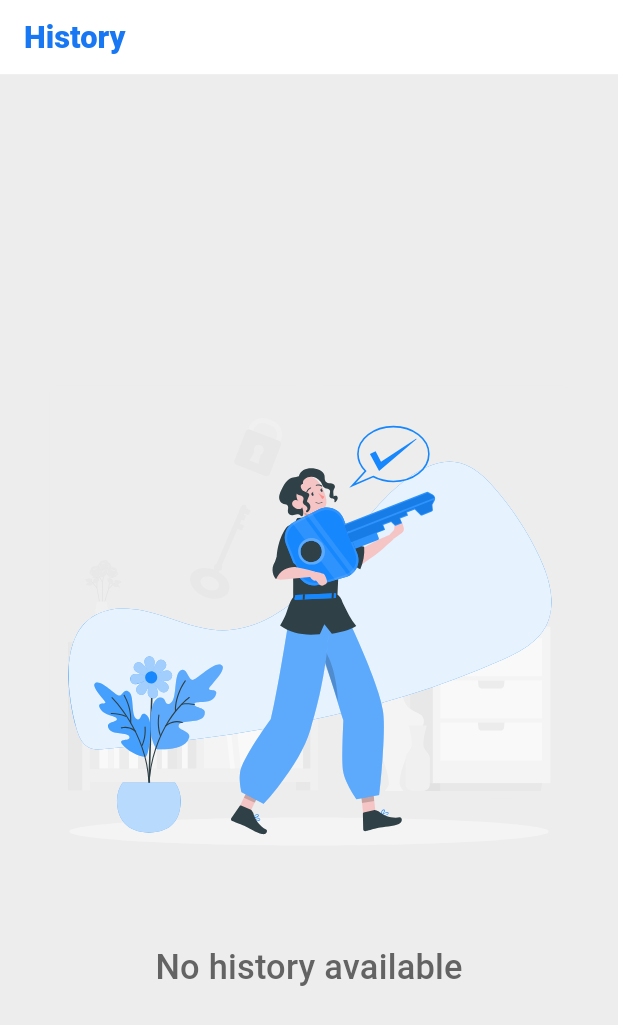
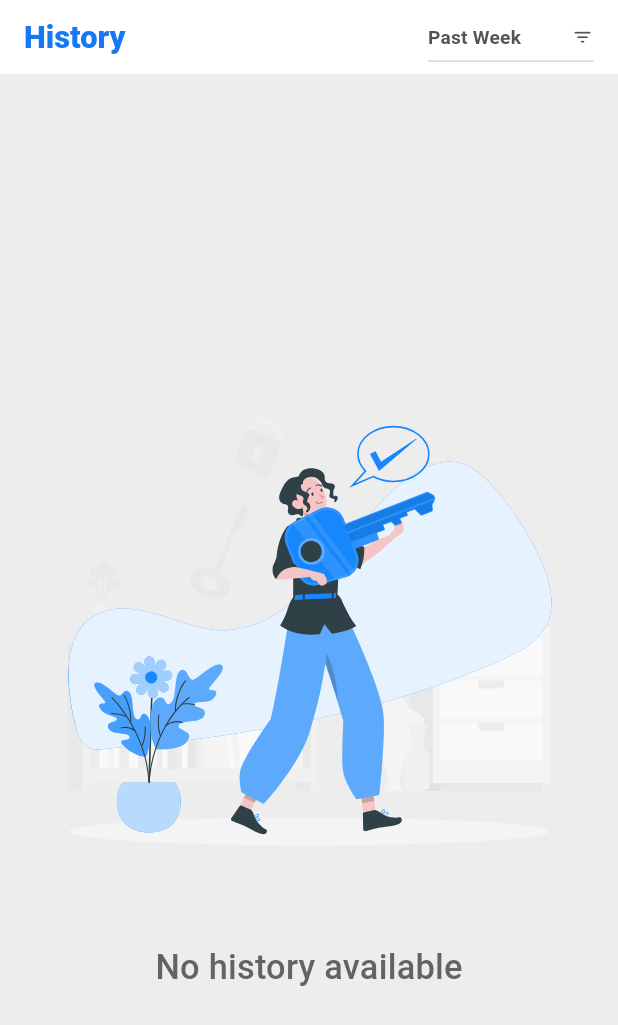
Before and after one commit to deb-sahu/password-vault, a Flutter app: the History screen opened directly, on a phone screen of 412 x 824 dp. Shown: the top 1025 px of the screen. Run offline on Flutter 3.47's test engine with Material 3 defaults, Android fonts, the phone set to English and light mode, and no system bars; our stand-ins replace file_picker, flutter_easyloading, flutter_riverpod, flutter_svg, go_router, google_fonts and 4 more; accounts and stored records are empty; Roboto replaces fonts that are missing (FontRegular, Scada).

Commit message:
Feat- Added filters to Password history

```diff
--- a/lib/feature/history/history.dart
+++ b/lib/feature/history/history.dart
@@ -11,17 +11,44 @@ import 'package:password_vault/feature/widget_utils/custom_empty_state_illustart
 import 'package:password_vault/service/cache/cache_service.dart';
 import 'package:password_vault/service/singletons/theme_change_manager.dart';
 
-final passwordHistoryProvider = FutureProvider<List<HistoryModel>>((ref) async {
-  return await CacheService().getPasswordHistory();
+final filterProvider = StateProvider<String>((ref) => 'Past Week');
+
+final filteredPasswordHistoryProvider = FutureProvider<List<HistoryModel>>((ref) async {
+  final filter = ref.watch(filterProvider);
+  final allHistory = await CacheService().getPasswordHistory();
+  final now = DateTime.now();
+
+  List<HistoryModel> filteredHistory;
+  switch (filter) {
+    case 'Past Week':
+      filteredHistory =
+          allHistory.where((item) => now.difference(item.timestamp).inDays <= 7).toList();
+      break;
+    case 'Past Month':
+      filteredHistory =
+          allHistory.where((item) => now.difference(item.timestamp).inDays <= 30).toList();
+      break;
+    case 'Past Six Months':
+      filteredHistory =
+          allHistory.where((item) => now.difference(item.timestamp).inDays <= 182).toList();
+      break;
+    default:
+      filteredHistory = allHistory;
+  }
+
+  // Delete records older than 6 months from cache
+  final cutoffDate = now.subtract(const Duration(days: 182));
+  await CacheService().deleteOldPasswordHistory(cutoffDate);
+
+  return filteredHistory;
 });
 
 class History extends ConsumerWidget {
   const History({super.key});
 
   void _loadHistory(WidgetRef ref) {
-    //ref.refresh(passwordHistoryProvider);
-    ref.invalidate(passwordHistoryProvider);
-    ref.read(passwordHistoryProvider);
+    ref.invalidate(filteredPasswordHistoryProvider);
+    ref.read(filteredPasswordHistoryProvider);
   }
 
   String _formatDateTime(DateTime dateTime) {
@@ -38,6 +65,7 @@ class History extends ConsumerWidget {
     var width = AppStyles.viewWidth(context);
     bool isPortrait = AppStyles.isPortraitMode(context);
     final themeChange = ref.watch(themeChangeProvider);
+    final filter = ref.watch(filterProvider);
 
     if (ref.watch(deletePasswordNotifierProvider) ||
         ref.watch(clearAllDataNotifierProvider) ||
@@ -55,8 +83,38 @@ class History extends ConsumerWidget {
           'History',
           style: AppStyles.appHeaderTextStyle(context, isPortrait),
         ),
+        actions: [
+          Padding(
+            padding: EdgeInsets.only(right: width * 0.04),
+            child: DropdownButton<String>(
+              value: filter,
+              icon: Icon(
+                Icons.filter_list_rounded,
+                color: ThemeChangeService().getThemeChangeValue() ? AppColor.whiteColor : AppColor.grey_700,
+                size: width * 0.035,
+              ),
+              onChanged: (String? newValue) {
+                if (newValue != null) {
+                  ref.read(filterProvider.notifier).state = newValue;
+                  _loadHistory(ref);
+                }
+              },
+              items: <String>['Past Week', 'Past Month', 'Past Six Months']
+                  .map<DropdownMenuItem<String>>((String value) {
+                return DropdownMenuItem<String>(
+                  value: value,
+                  child: Text(
+                    value,
+                    style: AppStyles.customText(context,
+                        sizeFactor: 0.031, color: ThemeChangeService().getThemeChangeValue() ? AppColor.whiteColor : AppColor.grey_700, weight: FontWeight.w600),
+                  ),
+                );
+              }).toList(),
+            ),
+          )
+        ],
       ),
-      body: ref.watch(passwordHistoryProvider).when(
+      body: ref.watch(filteredPasswordHistoryProvider).when(
             data: (historyList) {
               if (historyList.isEmpty) {
                 return const EmptyStateIllustration(
```
Also changed, not shown: lib/service/cache/cache_service.dart (+10 -0 lines).
